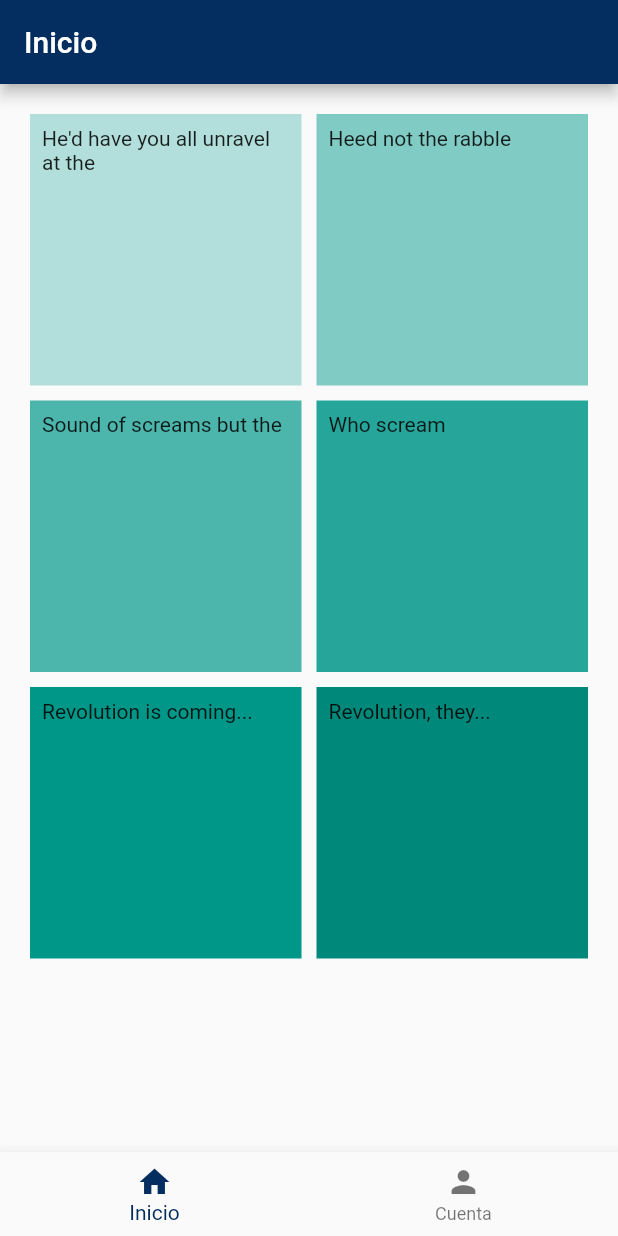
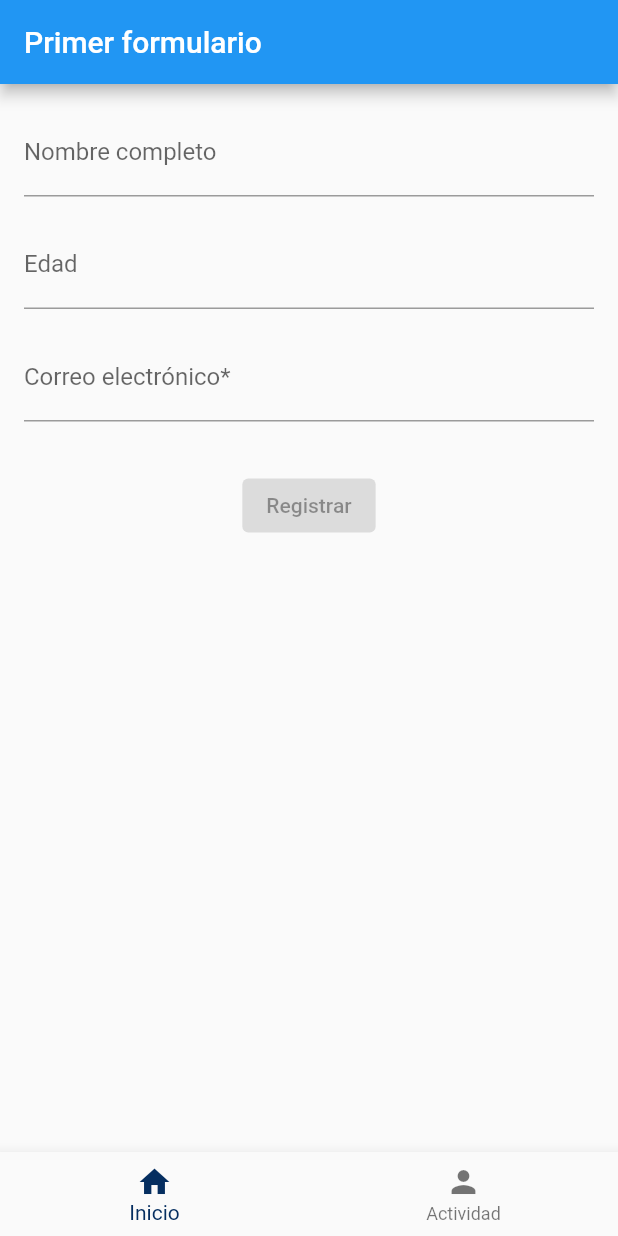
Before and after one commit to carloyc/flutter_proyecto, a Flutter app: the screen it shows after launch, on a phone screen of 412 x 824 dp. Run offline on Flutter 3.47's test engine with Material 2 defaults, Android fonts, the phone set to English and light mode, and no system bars.

Commit message:
actividad crud

```diff
--- a/lib/config/navigation/account_navigation.dart
+++ b/lib/config/navigation/account_navigation.dart
@@ -1,5 +1,6 @@
 import 'package:flutter/material.dart';
 import 'package:testgroupb/modules/account.dart';
+import 'package:testgroupb/modules/forms/adapters/screens/actividad.dart';
 
 class AccountNavigation extends StatelessWidget {
   const AccountNavigation({super.key});
@@ -9,7 +10,8 @@ class AccountNavigation extends StatelessWidget {
     return MaterialApp(
       initialRoute: '/account',
       routes: {
-        '/account' : (context) => Account()
+        '/account' : (context) => Account(),
+           './actividad':(context)=>const Actividad()
       },
     );
   }
--- a/lib/config/navigation/home_navigation.dart
+++ b/lib/config/navigation/home_navigation.dart
@@ -9,7 +9,8 @@ class HomeNavigation extends StatelessWidget {
     return MaterialApp(
       initialRoute: '/home',
       routes: {
-        '/home' : (context) => Home()
+        '/home' : (context) => Home(),
+
       },
     );
   }
--- /dev/null
+++ b/lib/kernel/validations/validations.dart
@@ -0,0 +1,4 @@
+class AppPatterns {
+
+  static const email = r'^[\w-]+(\.[\w-]+)*@[\w-]+(\.[\w-]+)+$';
+}
--- a/lib/kernel/widgets/custom_bottom_navigation_tap.dart
+++ b/lib/kernel/widgets/custom_bottom_navigation_tap.dart
@@ -17,7 +17,7 @@ class CustomBottomNavigationTab extends StatelessWidget {
     return BottomNavigationBar(
       items: const <BottomNavigationBarItem>[
         BottomNavigationBarItem(icon: Icon(Icons.home), label: 'Inicio'),
-        BottomNavigationBarItem(icon: Icon(Icons.person), label: 'Cuenta')
+        BottomNavigationBarItem(icon: Icon(Icons.person), label: 'Actividad')
       ],
       currentIndex: selectedIndex,
       selectedItemColor: ColorsApp.primaryColor,
--- a/lib/modules/account.dart
+++ b/lib/modules/account.dart
@@ -1,13 +1,16 @@
 import 'package:flutter/material.dart';
 import 'package:testgroupb/kernel/colors/colors_app.dart';
+import 'package:testgroupb/modules/forms/adapters/screens/actividad.dart';
 
 class Account extends StatelessWidget{
   @override
   Widget build(BuildContext context) {
     return  Scaffold(
-      appBar: AppBar(title: const Text('Perfil'),
-      backgroundColor: ColorsApp.primaryColor,),
-      body : const Center(child: Text('ACCOUNT'),)
+
+
+      body : Actividad()
     );
+
+
   }
 }
--- /dev/null
+++ b/lib/modules/forms/adapters/screens/first_form.dart
@@ -0,0 +1,106 @@
+import 'package:flutter/material.dart';
+import 'package:testgroupb/kernel/validations/validations.dart';
+
+
+class FirstForm extends StatefulWidget {
+  const FirstForm({super.key});
+
+  @override
+  State<FirstForm> createState() => _FirstFormState();
+}
+
+class _FirstFormState extends State<FirstForm> {
+  final _formKey = GlobalKey<FormState>();
+  bool _isButtonDisabled = true;
+  final TextEditingController _fullname = TextEditingController(text: '');
+  final TextEditingController _age = TextEditingController(text: '');
+  final TextEditingController _email = TextEditingController(text: '');
+
+  @override
+  Widget build(BuildContext context) {
+    return Scaffold(
+      appBar: AppBar(
+        title: const Text('Primer formulario'),
+      ),
+      body: SafeArea(
+        child: SingleChildScrollView(
+          child: Form(
+            key: _formKey,
+            onChanged: () {
+              setState(() {
+                _isButtonDisabled = !_formKey.currentState!.validate();
+              });
+            },
+            child: Container(
+              padding: const EdgeInsets.all(16),
+              child: Column(
+                children: <Container>[
+                  Container(
+                    margin: const EdgeInsets.only(bottom: 16),
+                    child: TextFormField(
+                      decoration:
+                          const InputDecoration(labelText: 'Nombre completo'),
+                      validator: (value) {
+                        if (value!.isEmpty) {
+                          return 'Este campo es obligatorio';
+                        } else {
+                          return null;
+                        }
+                      },
+                      keyboardType: TextInputType.name,
+                      controller: _fullname,
+                    ),
+                  ),
+                  Container(
+                    margin: const EdgeInsets.only(bottom: 16),
+                    child: TextFormField(
+                      decoration: const InputDecoration(labelText: 'Edad'),
+                      validator: (value) {
+                        if (value!.isEmpty) {
+                          return 'Este campo es obligatorio';
+                        } else {
+                          return null;
+                        }
+                      },
+                      keyboardType: TextInputType.number,
+                      controller: _age,
+                    ),
+                  ),
+                  Container(
+                    margin: const EdgeInsets.only(bottom: 16),
+                    child: TextFormField(
+                      decoration: const InputDecoration(
+                          labelText: 'Correo electrónico*'),
+                      validator: (value) {
+                        RegExp regex = RegExp(AppPatterns.email);
+                        if (value == null || value.isEmpty) {
+                          return 'campo obligatorio';
+                        } else if (!regex.hasMatch(value)) {
+                          return 'Introduce un correo válido';
+                        }
+                        return null;
+                      },
+                      keyboardType: TextInputType.emailAddress,
+                      controller: _email,
+                    ),
+                  ),
+                  Container(
+                    padding: const EdgeInsets.all(16),
+                    child: ElevatedButton(
+                      onPressed: _isButtonDisabled
+                          ? null
+                          : () {
+                              print('$_fullname.text ');
+                            },
+                      child: const Text('Registrar'),
+                    ),
+                  ),
+                ],
+              ),
+            ),
+          ),
+        ),
+      ),
+    );
+  }
+}
--- a/lib/modules/home.dart
+++ b/lib/modules/home.dart
@@ -1,54 +1,21 @@
 import 'package:flutter/material.dart';
-import 'package:testgroupb/kernel/colors/colors_app.dart';
+import 'package:testgroupb/modules/forms/adapters/screens/first_form.dart';
 
-class Home extends StatelessWidget{
+class Home extends StatelessWidget {
+  const Home({super.key});
+
   @override
   Widget build(BuildContext context) {
-    return Scaffold(
-      appBar:  AppBar (
+    return const Scaffold(
+
+        /*    appBar: AppBar(
         title: const Text('Inicio'),
         backgroundColor: ColorsApp.primaryColor,
-      ),
-      body :GridView.count(
-  primary: false,
-  padding: const EdgeInsets.all(20),
-  crossAxisSpacing: 10,
-  mainAxisSpacing: 10,
-  crossAxisCount: 2,
-  children: <Widget>[
-    Container(
-      padding: const EdgeInsets.all(8),
-      color: Colors.teal[100],
-      child: const Text("He'd have you all unravel at the"),
-    ),
-    Container(
-      padding: const EdgeInsets.all(8),
-      color: Colors.teal[200],
-      child: const Text('Heed not the rabble'),
-    ),
-    Container(
-      padding: const EdgeInsets.all(8),
-      color: Colors.teal[300],
-      child: const Text('Sound of screams but the'),
-    ),
-    Container(
-      padding: const EdgeInsets.all(8),
-      color: Colors.teal[400],
-      child: const Text('Who scream'),
-    ),
-    Container(
-      padding: const EdgeInsets.all(8),
-      color: Colors.teal[500],
-      child: const Text('Revolution is coming...'),
-    ),
-    Container(
-      padding: const EdgeInsets.all(8),
-      color: Colors.teal[600],
-      child: const Text('Revolution, they...'),
-    ),
-  ],
-)
-    );
+      ),*/
+
+        body: FirstForm()
+
+
+        );
   }
-
 }
```
Also changed, not shown: lib/modules/forms/adapters/screens/Inicio.dart (added, +11 -0 lines), lib/modules/forms/adapters/screens/actividad.dart (added, +100 -0 lines).
